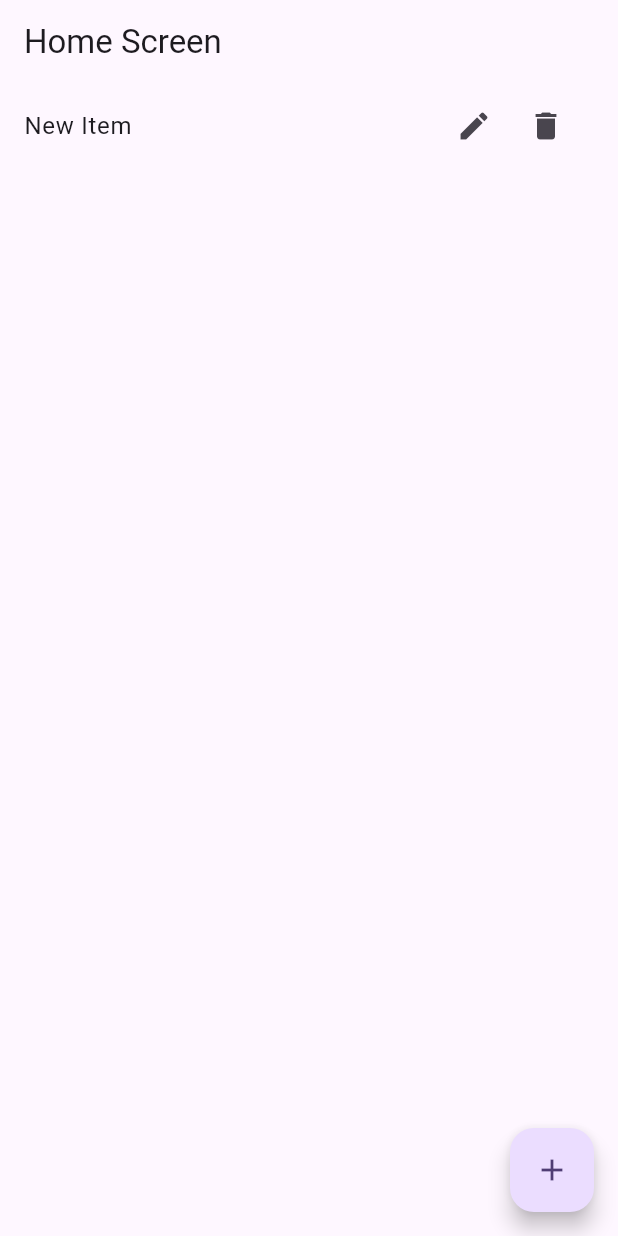
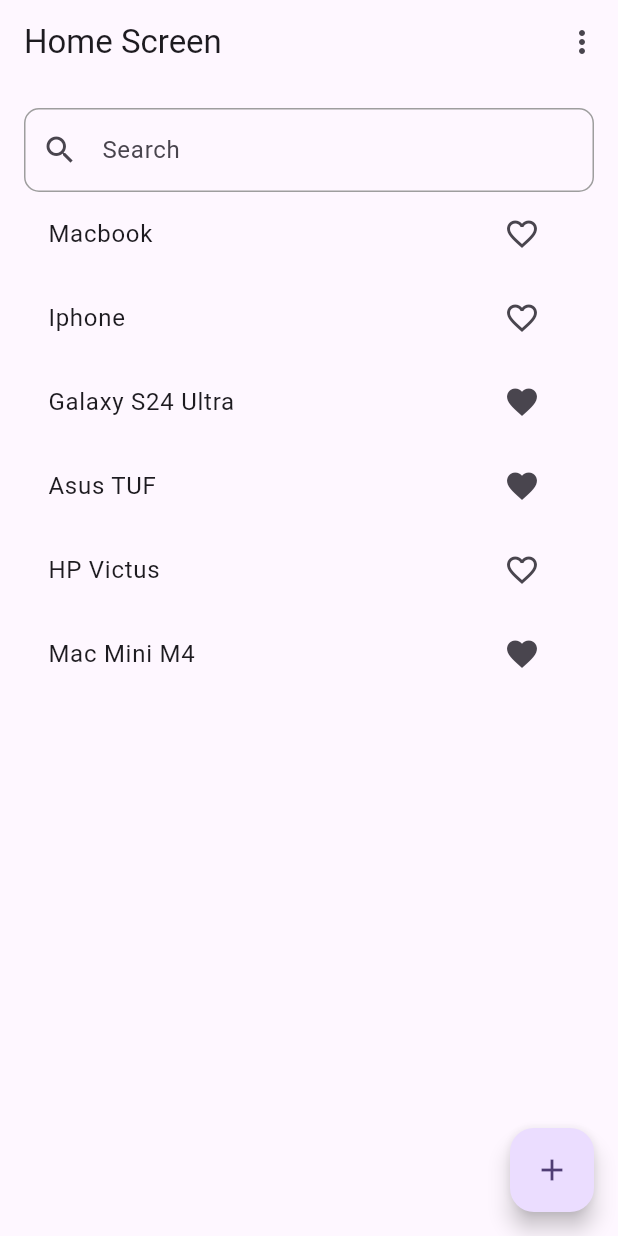
Before and after one commit to Rawnak003/riverpod_basic, a Flutter app: the HomeScreen screen opened directly, after a tap on the "add" icon, on a phone screen of 412 x 824 dp. Run offline on Flutter 3.47's test engine with Material 3 defaults, Android fonts, the phone set to English and light mode, and no system bars; our stand-ins replace flutter_riverpod.

Commit message:
implement favourite app

```diff
--- a/lib/home_screen.dart
+++ b/lib/home_screen.dart
@@ -1,43 +1,99 @@
 import 'package:flutter/material.dart';
 import 'package:flutter_riverpod/flutter_riverpod.dart';
-
-import 'item_provider.dart';
+import 'package:riverpod_basic/riverpod/favourite_provider.dart';
 
 class HomeScreen extends ConsumerWidget {
-  const HomeScreen({super.key});
+  HomeScreen({super.key});
+
+  final TextEditingController searchController = TextEditingController();
 
   @override
   Widget build(BuildContext context, WidgetRef ref) {
-    final item = ref.watch(itemProvider);
     return Scaffold(
       appBar: AppBar(
         title: const Text('Home Screen'),
+        actions: [
+          PopupMenuButton<String>(
+            onSelected: (value) {
+              ref.read(favouriteProvider.notifier).favouriteList(value);
+            },
+            itemBuilder: (context) {
+              return [
+                const PopupMenuItem(
+                  value: 'All',
+                  child: Text('All'),
+                ),
+                const PopupMenuItem(
+                  value: 'Favourite',
+                  child: Text('Favourite'),
+                ),
+              ];
+            },
+          ),
+        ],
       ),
-      floatingActionButton: FloatingActionButton(
-        onPressed: (){
-          ref.read(itemProvider.notifier).addItem('New Item');
-        },
-        child: Icon(Icons.add),
-      ),
-      body: item.isEmpty ? Center(child: Text('No Items'),) : ListView.builder(
-        itemCount: item.length,
-        itemBuilder: (context, index) {
-          final itemDetails = item[index];
-          return ListTile(
-            title: Text(itemDetails.title),
-            trailing: Row(
-              mainAxisSize: MainAxisSize.min,
+      floatingActionButton: FloatingActionButton(onPressed: () {
+        ref.read(favouriteProvider.notifier).addFavouriteItem();
+      }, child: const Icon(Icons.add),),
+      body: Consumer(
+        builder: (context, ref, child) {
+          final items = ref.watch(favouriteProvider);
+          return Padding(
+            padding: const EdgeInsets.all(16.0),
+            child: Column(
               children: [
-                IconButton(onPressed: (){
-                  ref.read(itemProvider.notifier).updateItem(itemDetails.id, 'new');
-                }, icon: Icon(Icons.edit)),
-                IconButton(onPressed: (){
-                  ref.read(itemProvider.notifier).deleteItem(itemDetails.id);
-                }, icon: Icon(Icons.delete)),
+                TextField(
+                  controller: searchController,
+                  onChanged: (value) {
+                    ref.read(favouriteProvider.notifier).filterList(value);
+                  },
+                  decoration: const InputDecoration(
+                    hintText: 'Search',
+                    prefixIcon: Icon(Icons.search),
+                    border: OutlineInputBorder(
+                      borderRadius: BorderRadius.all(Radius.circular(10)),
+                      borderSide: BorderSide(
+                        color: Colors.grey,
+                        width: 1,
+                      ),
+                    ),
+                    enabledBorder: OutlineInputBorder(
+                      borderRadius: BorderRadius.all(Radius.circular(10)),
+                      borderSide: BorderSide(
+                        color: Colors.grey,
+                        width: 1,
+                      ),
+                    ),
+                    focusedBorder: OutlineInputBorder(
+                      borderRadius: BorderRadius.all(Radius.circular(10)),
+                      borderSide: BorderSide(
+                        color: Colors.grey,
+                        width: 1,
+                      ),
+                    ),
+                  ),
+                ),
+                Expanded(
+                  child: ListView.builder(
+                    itemCount: items.favouriteItems.length,
+                    itemBuilder: (context, index) {
+                      final favouriteItem = items.favouriteItems[index];
+                      return ListTile(
+                        title: Text(favouriteItem.name),
+                        trailing: IconButton(
+                          icon: Icon(favouriteItem.isFavourite ? Icons.favorite : Icons.favorite_border),
+                          onPressed: () {
+                            ref.read(favouriteProvider.notifier).toggleFavourite(favouriteItem.id);
+                          },
+                        ),
+                      );
+                    },
+                  ),
+                ),
               ],
             ),
           );
-        },
+        }
       ),
     );
   }
--- a/lib/item_provider.dart
+++ /dev/null
@@ -1,27 +0,0 @@
-import 'package:flutter_riverpod/flutter_riverpod.dart';
-import 'item_model.dart';
-
-final itemProvider = StateNotifierProvider<ItemNotifier, List<ItemModel>>(
-  (ref) => ItemNotifier(),
-);
-
-class ItemNotifier extends StateNotifier<List<ItemModel>> {
-  ItemNotifier() : super([]);
-
-  void addItem(String name) {
-    final item = ItemModel(id: DateTime.now().toString(), title: name);
-    state.add(item);
-    state = state.toList();
-  }
-
-  void deleteItem(String id) {
-    state.removeWhere((item) => item.id == id);
-    state = state.toList();
-  }
-
-  void updateItem(String id, String name) {
-    final item = state.firstWhere((item) => item.id == id);
-    item.title = name;
-    state = state.toList();
-  }
-}
--- a/lib/main.dart
+++ b/lib/main.dart
@@ -18,7 +18,7 @@ class MyApp extends StatelessWidget {
         theme: ThemeData(
           colorScheme: ColorScheme.fromSeed(seedColor: Colors.deepPurple),
         ),
-        home: const HomeScreen(),
+        home: HomeScreen(),
       ),
     );
   }
--- /dev/null
+++ b/lib/riverpod/favourite_provider.dart
@@ -0,0 +1,64 @@
+import 'package:flutter_riverpod/flutter_riverpod.dart';
+import '../model/favourite_item_model.dart';
+import 'favourite_state.dart';
+
+final favouriteProvider = StateNotifierProvider<FavouriteStateNotifier, FavouriteState>((ref) {
+  return FavouriteStateNotifier();
+});
+
+class FavouriteStateNotifier extends StateNotifier<FavouriteState> {
+  FavouriteStateNotifier() : super(FavouriteState(allItems: [], favouriteItems: [], search: ''));
+
+  void addFavouriteItem() {
+    final items = [
+      FavouriteItemModel(id: '1', name: 'Macbook', isFavourite: false),
+      FavouriteItemModel(id: '2', name: 'Iphone', isFavourite: false),
+      FavouriteItemModel(id: '3', name: 'Galaxy S24 Ultra', isFavourite: true),
+      FavouriteItemModel(id: '4', name: 'Asus TUF', isFavourite: true),
+      FavouriteItemModel(id: '5', name: 'HP Victus', isFavourite: false),
+      FavouriteItemModel(id: '6', name: 'Mac Mini M4', isFavourite: true),
+    ];
+
+    state = state.copyWith(
+      allItems: items.toList(),
+      favouriteItems: items.toList(),
+    );
+  }
+
+  void toggleFavourite(String id) {
+    final items = state.allItems.map((item) {
+      if (item.id == id) {
+        return item.copyWith(isFavourite: !item.isFavourite);
+      }
+      return item;
+    }).toList();
+    state = state.copyWith(
+      allItems: items,
+      favouriteItems: _favouriteList(items, 'All'),
+    );
+  }
+
+  void filterList(String search) {
+    state = state.copyWith(
+      favouriteItems: _filterList(state.allItems, search)
+    );
+  }
+
+  List<FavouriteItemModel> _filterList(List<FavouriteItemModel> items, String search) {
+    if (search.isEmpty) return items;
+    final filteredList = items.where((item) => item.name.toLowerCase().contains(search.toLowerCase())).toList();
+    return filteredList;
+  }
+
+  void favouriteList(String option) {
+    state = state.copyWith(
+        favouriteItems: _favouriteList(state.allItems, option)
+    );
+  }
+
+  List<FavouriteItemModel> _favouriteList(List<FavouriteItemModel> items, String option) {
+    if (option == 'All') return items;
+    final favouriteList = items.where((item) => item.isFavourite == true).toList();
+    return favouriteList;
+  }
+}
--- /dev/null
+++ b/lib/riverpod/favourite_state.dart
@@ -0,0 +1,25 @@
+import 'package:riverpod_basic/model/favourite_item_model.dart';
+
+class FavouriteState {
+  final List<FavouriteItemModel> allItems;
+  final List<FavouriteItemModel> favouriteItems;
+  final String search;
+
+  FavouriteState({
+    required this.allItems,
+    required this.favouriteItems,
+    required this.search,
+  });
+
+  FavouriteState copyWith({
+    List<FavouriteItemModel>? allItems,
+    List<FavouriteItemModel>? favouriteItems,
+    String? search,
+  }) {
+    return FavouriteState(
+      allItems: allItems ?? this.allItems,
+      favouriteItems: favouriteItems ?? this.favouriteItems,
+      search: search ?? this.search,
+    );
+  }
+}
```
Also changed, not shown: lib/item_model.dart (deleted, +0 -9 lines), lib/model/favourite_item_model.dart (added, +23 -0 lines).
